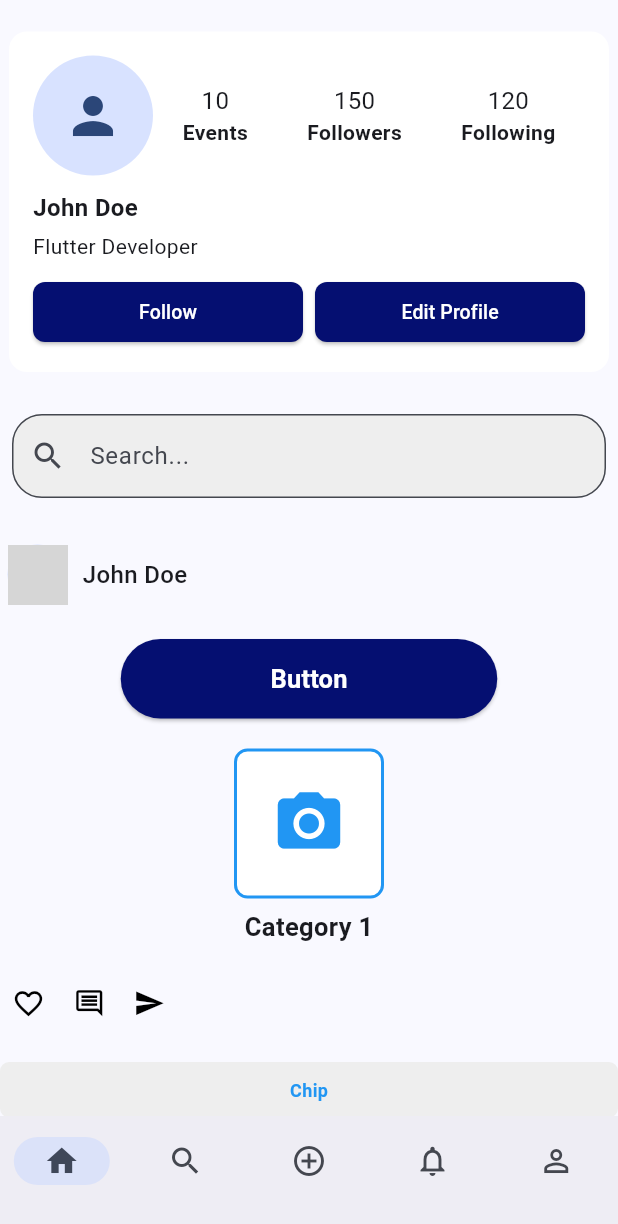
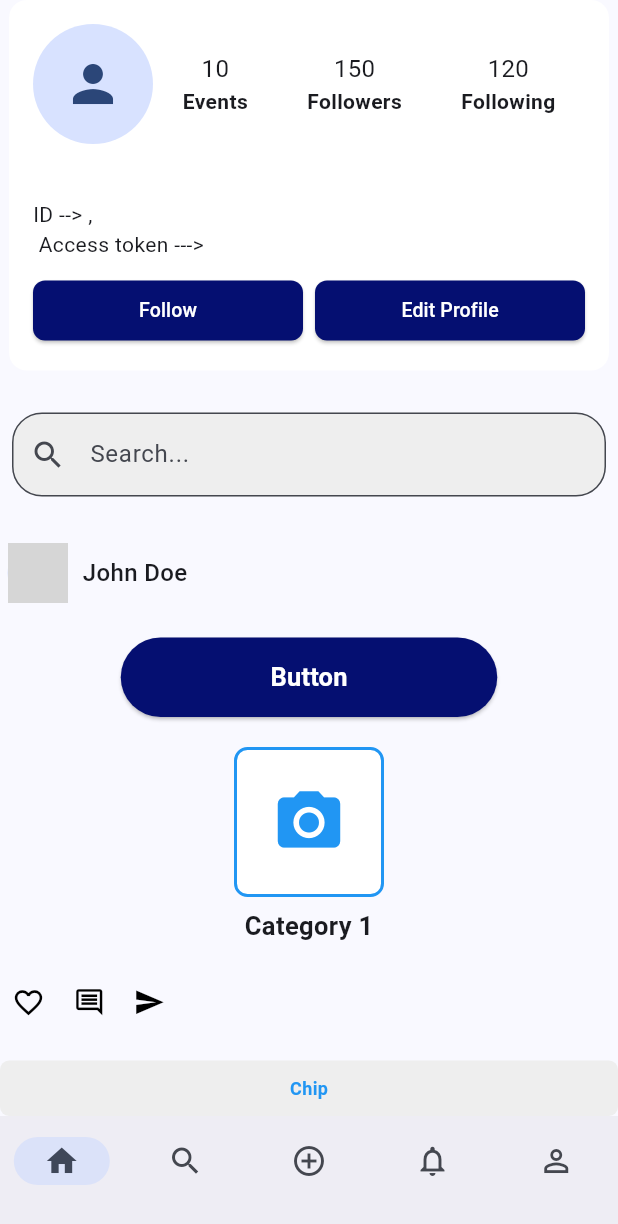
Before and after one commit to valeraruggierotesisucv/flutter-app, a Flutter app: the screen it shows once a user with an empty profile is signed in, on a phone screen of 412 x 824 dp. Shown: the top 1224 px of the screen. Run offline on Flutter 3.47's test engine with Material 3 defaults, Android fonts, the phone set to English and light mode, and no system bars; our stand-ins replace supabase_flutter; accounts and stored records are empty; network calls fail; grey boxes are pictures that could not be loaded.

Commit message:
access token

```diff
--- a/lib/models/user_model.dart
+++ b/lib/models/user_model.dart
@@ -2,9 +2,7 @@
 class UserModel {
   final String id;
   final String email;
+  final String accessToken;
 
-  UserModel({
-    required this.id,
-    required this.email
-  });
+  UserModel({required this.id, required this.email, required this.accessToken});
 }
--- a/lib/services/auth_gate.dart
+++ b/lib/services/auth_gate.dart
@@ -33,7 +33,12 @@ class AuthGate extends StatelessWidget {
 
           if (session != null) {
             // Si hay sesión activa, actualizamos el estado del usuario
-            final user = UserModel(id: session.user.id, email: session.user.email!);
+            final user = UserModel(
+              id: session.user.id,
+              email: session.user.email!,
+              accessToken: session.accessToken
+            );
+
             Provider.of<UserProvider>(context, listen: false).setUser(user);
 
             return MainView();
--- a/lib/views/home_view.dart
+++ b/lib/views/home_view.dart
@@ -75,10 +75,10 @@ class _HomeViewState extends State<HomeView> {
       child: Column(
         mainAxisAlignment: MainAxisAlignment.center,
         children: <Widget>[
-          Text(user!.email),
+
           ProfileCard(
-            username: 'John Doe',
-            biography: 'Flutter Developer',
+            username: user!.email,
+            biography: 'ID --> ${user.id}, \n Access token ---> ${user.accessToken}',
             events: 10,
             followers: 150,
             following: 120,
```
Also changed, not shown: lib/services/auth_service.dart (+10 -2 lines).
